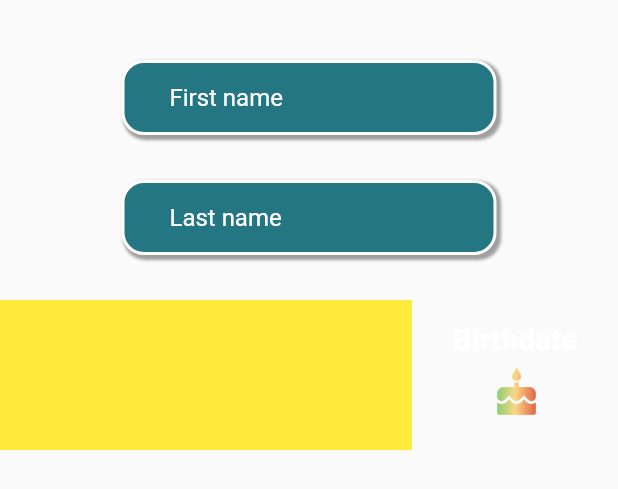
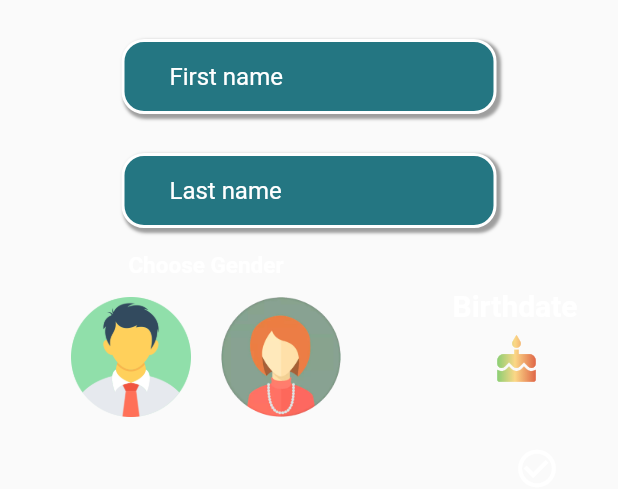
Before and after one commit to rutvikbodar/Sign-up-animation, a Flutter app: what preference_form_body() shows on an empty page, opened directly, on a phone screen of 412 x 824 dp. Shown: the top 489 px of the screen. Run offline on Flutter 3.47's test engine with Material 2 defaults, Android fonts, the phone set to English and light mode, and no system bars.

Commit message:
all widgets are updated

```diff
--- a/lib/preference_form_body.dart
+++ b/lib/preference_form_body.dart
@@ -11,11 +11,38 @@ class preference_form_body extends StatefulWidget {
 class _preference_form_bodyState extends State<preference_form_body> {
   double opacity = 0;
   DateTime? DOB;
+  String selectedGender = "";
+  bool isMaleSelected = false;
+  bool isFemaleSelected = false;
   Gradient gradient = LinearGradient(colors: [Color.fromRGBO(24, 197, 96, 1.0),Color.fromRGBO(251, 215, 134, 1),Color.fromRGBO(
       203, 20, 25, 1.0)]);
   @override
   initState(){
     WidgetsBinding.instance.addPostFrameCallback((timeStamp) {setState(()=>opacity=1);});
+  }
+
+  Decoration provideDecoration(bool gender){
+    if(gender){
+      return BoxDecoration(borderRadius: BorderRadius.circular(40),boxShadow: [BoxShadow(color: Colors.red,spreadRadius: 2,blurRadius: 2)]);
+    }
+    return BoxDecoration(borderRadius: BorderRadius.circular(40));
+  }
+
+  void toggleGender(String gender){
+    if(gender=="male"){
+      setState((){
+        isMaleSelected = true;
+        isFemaleSelected = false;
+        selectedGender = gender;
+      });
+    }
+    else{
+      setState((){
+        isMaleSelected = false;
+        isFemaleSelected = true;
+        selectedGender = gender;
+      });
+    }
   }
 
   @override
@@ -26,25 +53,59 @@ class _preference_form_bodyState extends State<preference_form_body> {
       child: Container(
         child: Column(
           children: [
-            SizedBox(height: 30,),
+            SizedBox(height: 16,),
             Container(child: Animated_textfield(hintText: "First name",)),
-            SizedBox(height: 20,),
+            SizedBox(height: 16,),
             Container(child: Animated_textfield(hintText: "Last name",)),
-            SizedBox(height: 30,),
+            SizedBox(height: 16,),
             Row(
               children: [
                 Expanded(
                   flex: 2,
-                  child: GestureDetector(
-                    onHorizontalDragEnd : (details) {
-                      if(details.primaryVelocity!=null && details.primaryVelocity!>0){
-                        print("swiped right");
-                      }
-                      if(details.primaryVelocity!=null && details.primaryVelocity!<0){
-                        print("swiped left");
-                      }
-                    },
-                    child: Container(color: Colors.yellow,height: 100,),
+                  child: Container(
+                    height: 120,
+                    child: Column(
+                      children: [
+                        Container(
+                          height: 30,
+                          width: 140,
+                          alignment: Alignment.topCenter,
+                          child: Text(
+                            "Choose Gender",
+                            style: TextStyle(
+                              color: Colors.white,
+                              fontSize: 15,
+                              fontWeight: FontWeight.bold
+                            ),
+                          ),
+                        ),
+                        Row(
+                          crossAxisAlignment: CrossAxisAlignment.center,
+                          mainAxisAlignment: MainAxisAlignment.center,
+                          children: [
+                            GestureDetector(
+                              onTap: ()=>toggleGender("male"),
+                              child: Container(
+                                height: 80,
+                                width: 80,
+                                child: Image.asset("assets/male.png"),
+                                decoration: provideDecoration(isMaleSelected),
+                              ),
+                            ),
+                            SizedBox(width: 20,),
+                            GestureDetector(
+                              onTap: ()=>toggleGender("female"),
+                              child: Container(
+                                height: 80,
+                                width: 80,
+                                child: Image.asset("assets/female.png"),
+                                decoration: provideDecoration(isFemaleSelected),
+                              ),
+                            )
+                          ],
+                        ),
+                      ],
+                    ),
                   )
                   ,
                 ),
@@ -78,7 +139,8 @@ class _preference_form_bodyState extends State<preference_form_body> {
                     )
                 ),
               ],
-            )
+            ),
+            Align(alignment: Alignment.bottomRight,child: Container(margin : EdgeInsets.only(right: 30),child : IconButton(onPressed: null, icon: Icon(Icons.check_circle_outline,color: Colors.white,size: 30,))))
           ],
         ),
       ),
```
